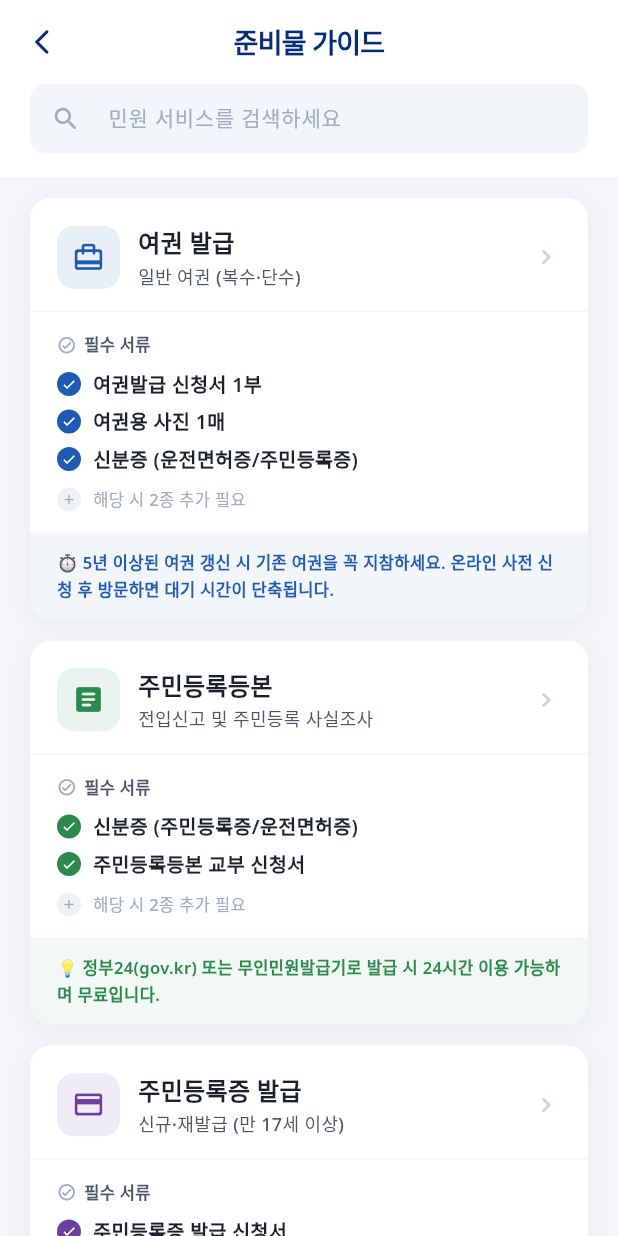
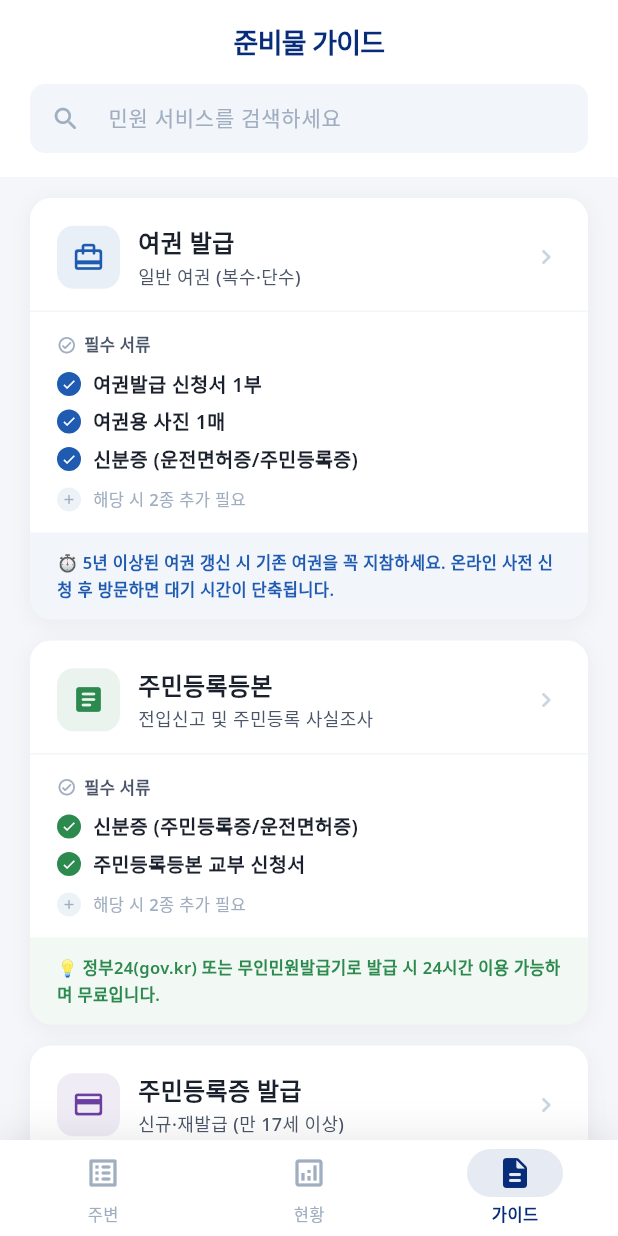
Before and after one commit to kiwikid1543-alt/civil_complaint, a Flutter app: the DocumentGuideScreen screen opened by its route, on a phone screen of 412 x 824 dp. Run offline on Flutter 3.47's test engine with Material 3 defaults, Android fonts, the phone set to English and light mode, and no system bars; our stand-ins replace cloud_firestore, dio, firebase_core, fl_chart, flutter_map, flutter_riverpod and 5 more; accounts and stored records are empty; generated files the repository leaves out were written again; network calls fail.

Commit message:
feat: implement bottom navigation using StatefulShellRoute and add MainShellScreen

```diff
--- a/lib/main.dart
+++ b/lib/main.dart
@@ -5,8 +5,8 @@ import 'package:go_router/go_router.dart';
 import 'package:google_fonts/google_fonts.dart';
 import 'views/cso_detail_screen.dart';
 import 'views/cso_list_screen.dart';
-import 'views/cso_map_screen.dart';
 import 'views/document_guide_screen.dart';
+import 'views/main_shell_screen.dart';
 import 'core/theme/app_text_styles.dart';
 
 import 'package:firebase_core/firebase_core.dart';
@@ -33,20 +33,47 @@ void main() async {
 }
 
 final _router = GoRouter(
+  initialLocation: '/status',
   routes: [
-    /// 첫 화면: 내 주변 관공서 목록
-    GoRoute(
-      path: '/',
-      builder: (context, state) => const CsoListScreen(),
+    StatefulShellRoute.indexedStack(
+      builder: (context, state, navigationShell) {
+        return MainShellScreen(navigationShell: navigationShell);
+      },
+      branches: [
+        /// 탭 1: 민원 현황 (리스트)
+        StatefulShellBranch(
+          routes: [
+            GoRoute(
+              path: '/status',
+              builder: (context, state) => const CsoListScreen(),
+            ),
+          ],
+        ),
+        /// 탭 2: 혼잡도 분석 (광진구 중심 통계)
+        StatefulShellBranch(
+          routes: [
+            GoRoute(
+              path: '/analytics',
+              builder: (context, state) => const CsoDetailScreen(
+                csoSn: 'CS0002',
+                csoNm: '광진구청',
+              ),
+            ),
+          ],
+        ),
+        /// 탭 3: 준비물 가이드
+        StatefulShellBranch(
+          routes: [
+            GoRoute(
+              path: '/guide',
+              builder: (context, state) => const DocumentGuideScreen(),
+            ),
+          ],
+        ),
+      ],
     ),
 
-    /// 지도 화면
-    GoRoute(
-      path: '/map',
-      builder: (context, state) => const CsoMapScreen(),
-    ),
-
-    /// 관공서 상세 화면: csoSn을 URL 파라미터로 받음
+    /// 글로벌 상세 화면 (바텀바가 없는 전체 화면)
     GoRoute(
       path: '/detail/:csoSn',
       builder: (context, state) {
@@ -54,12 +81,6 @@ final _router = GoRouter(
         final csoNm = state.uri.queryParameters['csoNm'] ?? '민원실';
         return CsoDetailScreen(csoSn: csoSn, csoNm: csoNm);
       },
-    ),
-
-    /// 준비물 가이드 화면
-    GoRoute(
-      path: '/guide',
-      builder: (context, state) => const DocumentGuideScreen(),
     ),
   ],
 );
--- a/lib/views/cso_detail_screen.dart
+++ b/lib/views/cso_detail_screen.dart
@@ -36,20 +36,7 @@ class _CsoDetailScreenState extends ConsumerState<CsoDetailScreen> {
 
     return Scaffold(
       backgroundColor: const Color(0xFFFBFDFF),
-      appBar: CsoAppBar(
-        title: '민원실 현황',
-        actions: [
-          IconButton(
-            icon: const Icon(
-              Icons.checklist_rounded,
-              color: AppTextStyles.primaryBlue,
-            ),
-            tooltip: '준비물 안내',
-            onPressed: () => context.push('/guide'),
-          ),
-          const SizedBox(width: 4),
-        ],
-      ),
+      appBar: const CsoAppBar(title: '민원실 현황'),
       body: csoStatusAsync.when(
         data: (status) => RefreshIndicator(
           color: AppTextStyles.primaryBlue,
--- a/lib/views/document_guide_screen.dart
+++ b/lib/views/document_guide_screen.dart
@@ -87,14 +87,14 @@ class _DocumentGuideScreenState extends State<DocumentGuideScreen> {
             padding: const EdgeInsets.symmetric(horizontal: 4, vertical: 4),
             child: Row(
               children: [
-                IconButton(
-                  icon: const Icon(
-                    Icons.arrow_back_ios_new_rounded,
-                    size: 20,
-                    color: AppTextStyles.primaryBlue,
+                const Opacity(
+                  opacity: 0,
+                  child: IconButton(
+                    icon: Icon(Icons.arrow_back_ios_new_rounded, size: 20),
+                    onPressed: null,
                   ),
-                  onPressed: () => Navigator.of(context).pop(),
                 ),
+
                 Expanded(
                   child: Text(
                     '준비물 가이드',
--- /dev/null
+++ b/lib/views/main_shell_screen.dart
@@ -0,0 +1,89 @@
+import 'package:flutter/material.dart';
+import 'package:go_router/go_router.dart';
+import '../core/theme/app_text_styles.dart';
+
+/// 앱의 메인 탭 구조를 담고 있는 쉘 위젯
+class MainShellScreen extends StatelessWidget {
+  final StatefulNavigationShell navigationShell;
+
+  const MainShellScreen({super.key, required this.navigationShell});
+
+  @override
+  Widget build(BuildContext context) {
+    return Scaffold(
+      body: navigationShell,
+      bottomNavigationBar: Container(
+        decoration: BoxDecoration(
+          boxShadow: [
+            BoxShadow(
+              color: Colors.black.withValues(alpha: 0.08),
+              blurRadius: 20,
+              offset: const Offset(0, -4),
+            ),
+          ],
+        ),
+        child: NavigationBarTheme(
+          data: NavigationBarThemeData(
+            labelTextStyle: WidgetStateProperty.resolveWith((states) {
+              if (states.contains(WidgetState.selected)) {
+                return AppTextStyles.micro.copyWith(
+                  color: AppTextStyles.primaryBlue,
+                  fontWeight: FontWeight.bold,
+                  fontSize: 11,
+                );
+              }
+              return AppTextStyles.micro.copyWith(
+                color: AppTextStyles.textLightGray,
+                fontSize: 11,
+              );
+            }),
+            iconTheme: WidgetStateProperty.resolveWith((states) {
+              if (states.contains(WidgetState.selected)) {
+                return const IconThemeData(
+                  color: AppTextStyles.primaryBlue,
+                  size: 24,
+                );
+              }
+              return const IconThemeData(
+                color: AppTextStyles.textLightGray,
+                size: 24,
+              );
+            }),
+            indicatorColor: AppTextStyles.primaryBlue.withValues(alpha: 0.1),
+          ),
+          child: NavigationBar(
+            selectedIndex: navigationShell.currentIndex,
+            onDestinationSelected: (index) => _onTap(context, index),
+            backgroundColor: Colors.white,
+            elevation: 0,
+            height: 64,
+            destinations: const [
+              NavigationDestination(
+                icon: Icon(Icons.list_alt_rounded),
+                selectedIcon: Icon(Icons.list_alt_rounded),
+                label: '주변',
+              ),
+              NavigationDestination(
+                icon: Icon(Icons.analytics_outlined),
+                selectedIcon: Icon(Icons.analytics_rounded),
+                label: '현황',
+              ),
+              NavigationDestination(
+                icon: Icon(Icons.description_outlined),
+                selectedIcon: Icon(Icons.description_rounded),
+                label: '가이드',
+              ),
+            ],
+          ),
+        ),
+      ),
+    );
+  }
+
+  void _onTap(BuildContext context, int index) {
+    navigationShell.goBranch(
+      index,
+      initialLocation: index == navigationShell.currentIndex,
+    );
+  }
+}
```
